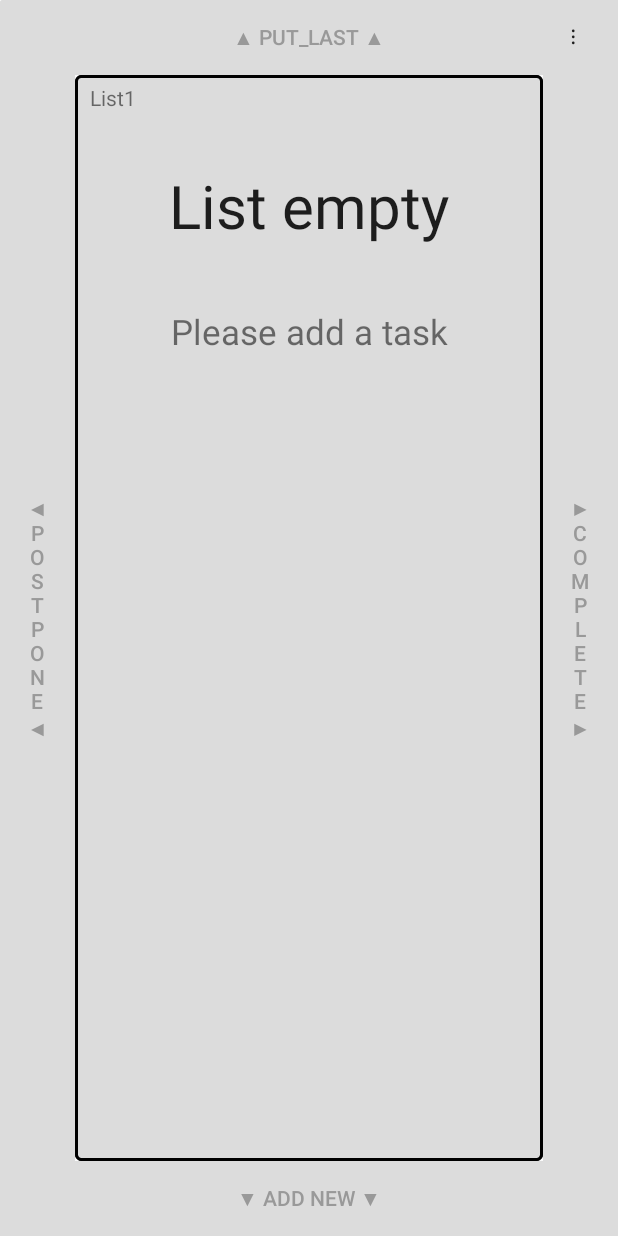
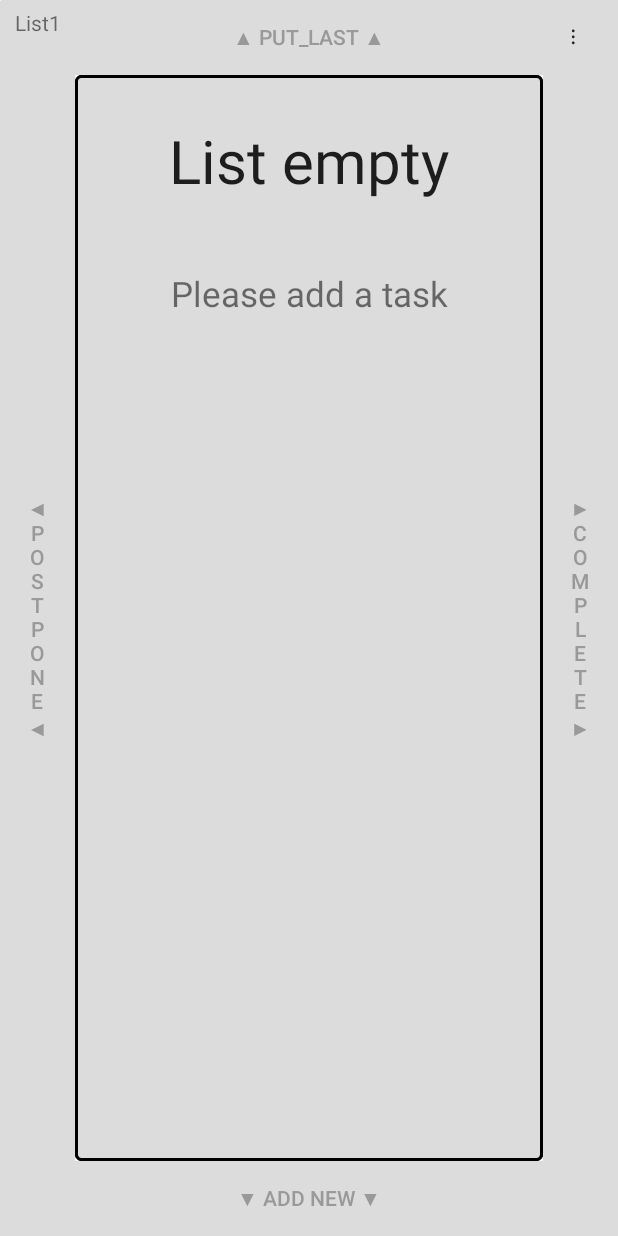
Before and after one commit to MKindberg/TodoQueue, an Android app: the screen it shows after launch (MainActivity), on a phone screen of 412 x 824 dp. Run offline under Robolectric (Android 15) with nearby library versions, the phone set to English and light mode, and no system bars.

Commit message:
Small fixes

```diff
--- a/app/src/main/java/com/example/maurax/todoqueue/MainActivity.java
+++ b/app/src/main/java/com/example/maurax/todoqueue/MainActivity.java
@@ -370,19 +370,17 @@ public class MainActivity extends AppCompatActivity {
         TextView tvTask;
         TextView tvDesc;
         TextView tvPrio;
-        TextView tvList;
+        TextView tvList = (TextView) findViewById(R.id.ListText);
         View back;
         if(card==FRONT) {
             tvTask = (TextView) findViewById(R.id.TaskView);
             tvDesc = (TextView) findViewById(R.id.DescView);
             tvPrio = (TextView) findViewById(R.id.PrioText);
-            tvList = (TextView) findViewById(R.id.ListText);
             back = findViewById(R.id.textGroup);
         }else{
             tvTask = (TextView) findViewById(R.id.TaskViewBack);
             tvDesc = (TextView) findViewById(R.id.DescViewBack);
             tvPrio = (TextView) findViewById(R.id.PrioTextBack);
-            tvList = (TextView) findViewById(R.id.ListTextBack);
             back = findViewById(R.id.textGroupBack);
         }
 
@@ -565,7 +563,6 @@ public class MainActivity extends AppCompatActivity {
                         return true;
                     case R.id.listOp:
                         listDialog();
-
                         return true;
 
                     default:
@@ -609,8 +606,9 @@ public class MainActivity extends AppCompatActivity {
                             String name = String.valueOf(ETname.getText());
                             if(name.equals(""))
                                 Util.message("List must have a name", MainActivity.this);
-                            else if(Util.contains(lists, name))
+                            else if(Util.contains(lists, name)) {
                                 Util.message("List name must be unique", MainActivity.this);
+                            }
                             else{
                                 save();
                                 options.list = name;
@@ -630,6 +628,7 @@ public class MainActivity extends AppCompatActivity {
                     saveOptions(options, MainActivity.this);
                     load();
                 }
+                dialog.dismiss();
             }
         });
 
--- a/app/src/main/java/com/example/maurax/todoqueue/TaskDB.java
+++ b/app/src/main/java/com/example/maurax/todoqueue/TaskDB.java
@@ -80,9 +80,8 @@ public class TaskDB extends SQLiteOpenHelper {
     }
 
     public void addTable(SQLiteDatabase db, String name){
-        // TODO Check if table exists
         // TODO Sanitize input
-        String query ="create table "
+        String query ="create table if not exists"
                 + "'" + name  +"' ( "
                 + COLUMN_TASK_NAME + " text, "
                 + COLUMN_TASK_DESC + " text, "
--- a/app/src/main/java/com/example/maurax/todoqueue/Util.java
+++ b/app/src/main/java/com/example/maurax/todoqueue/Util.java
@@ -3,6 +3,7 @@ package com.example.maurax.todoqueue;
 import android.content.Context;
 import android.content.Intent;
 import android.database.sqlite.SQLiteDatabase;
+import android.util.Log;
 import android.widget.Toast;
 
 import java.io.BufferedReader;
@@ -223,7 +224,7 @@ class Util {
 
     public static boolean contains(String[] list, String item){
         for(String i:list)
-            if(i.equals(item))
+            if (i.equals(item))
                 return true;
             return false;
     }
--- a/app/src/main/res/layout/activity_main.xml
+++ b/app/src/main/res/layout/activity_main.xml
@@ -88,16 +88,6 @@
             android:clipToPadding="false">
 
             <TextView
-                android:id="@+id/ListTextBack"
-                android:layout_width="fill_parent"
-                android:layout_height="30dp"
-                android:textAlignment="viewStart"
-                android:text="List"
-                android:paddingStart="10dp"
-                android:paddingTop="5dp"
-                />
-
-            <TextView
                 android:id="@+id/TaskViewBack"
                 android:layout_width="fill_parent"
                 android:layout_height="150dp"
@@ -141,16 +131,6 @@
             >
 
             <TextView
-                android:id="@+id/ListText"
-                android:layout_width="fill_parent"
-                android:layout_height="30dp"
-                android:textAlignment="viewStart"
-                android:text="List"
-                android:paddingStart="10dp"
-                android:paddingTop="5dp"
-                />
-
-            <TextView
                 android:id="@+id/TaskView"
                 android:layout_width="fill_parent"
                 android:layout_height="150dp"
@@ -182,4 +162,13 @@
                 />
         </LinearLayout>
     </FrameLayout>
+    <TextView
+        android:id="@+id/ListText"
+        android:layout_width="fill_parent"
+        android:layout_height="30dp"
+        android:textAlignment="viewStart"
+        android:text="List"
+        android:paddingStart="10dp"
+        android:paddingTop="5dp"
+        />
 </RelativeLayout>
```
Also changed, not shown: app/src/main/java/com/example/maurax/todoqueue/ListAllActivity.java (+117 -2 lines), app/src/main/res/layout/activity_list_all.xml (+9 -0 lines).
